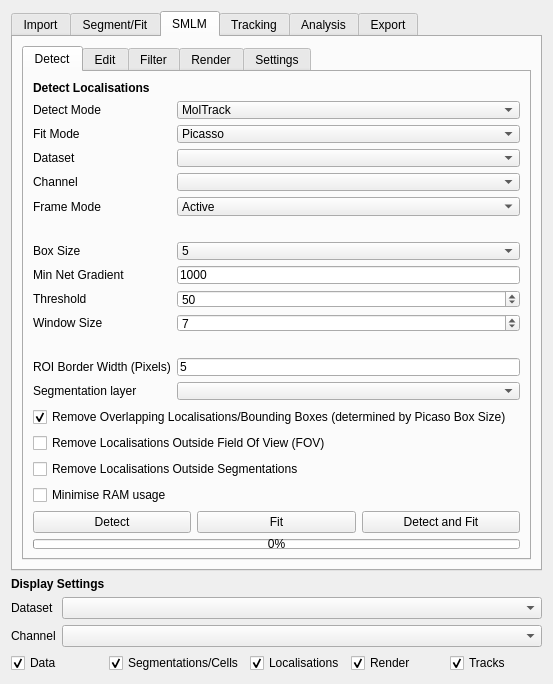
This is src/moltrack/GUI/widget_ui.ui in piedrro/napari-moltrack as Qt 5 draws it before an edit. The edited form follows.
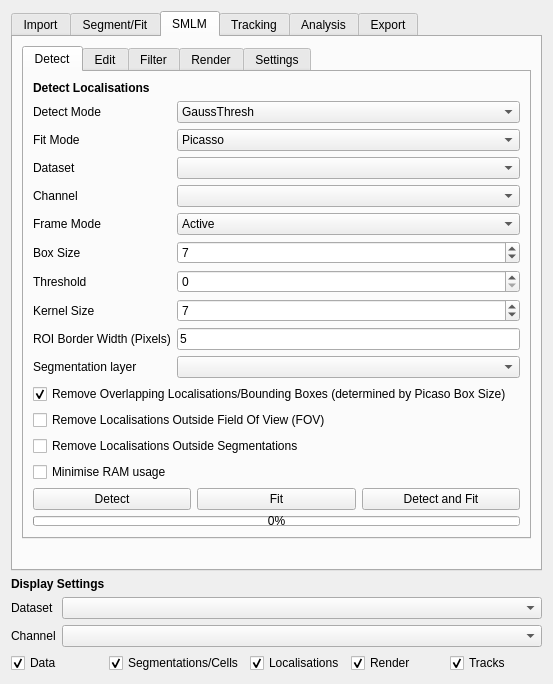
This is the edited form. The open tabs and pages were chosen to show the change.

Commit message: reworked SMLM GUI

```diff
--- a/src/moltrack/GUI/widget_ui.ui
+++ b/src/moltrack/GUI/widget_ui.ui
@@ -1391,7 +1391,7 @@
               <widget class="QComboBox" name="smlm_detect_mode">
                <item>
                 <property name="text">
-                 <string>MolTrack</string>
+                 <string>GaussThresh</string>
                 </property>
                </item>
                <item>
@@ -1401,6 +1401,22 @@
                </item>
               </widget>
              </item>
+             <item row="1" column="0">
+              <widget class="QLabel" name="label">
+               <property name="text">
+                <string>Fit Mode</string>
+               </property>
+              </widget>
+             </item>
+             <item row="1" column="1">
+              <widget class="QComboBox" name="smlm_fit_mode">
+               <item>
+                <property name="text">
+                 <string>Picasso</string>
+                </property>
+               </item>
+              </widget>
+             </item>
              <item row="2" column="0">
               <widget class="QLabel" name="label_11">
                <property name="text">
@@ -1411,6 +1427,16 @@
              <item row="2" column="1">
               <widget class="QComboBox" name="picasso_dataset"/>
              </item>
+             <item row="3" column="0">
+              <widget class="QLabel" name="label_38">
+               <property name="text">
+                <string>Channel</string>
+               </property>
+              </widget>
+             </item>
+             <item row="3" column="1">
+              <widget class="QComboBox" name="picasso_channel"/>
+             </item>
              <item row="4" column="0">
               <widget class="QLabel" name="label_8">
                <property name="text">
@@ -1432,167 +1458,80 @@
                </item>
               </widget>
              </item>
-             <item row="1" column="0">
-              <widget class="QLabel" name="label">
+             <item row="5" column="0">
+              <widget class="QLabel" name="picasso_box_size_label">
                <property name="text">
-                <string>Fit Mode</string>
+                <string>Box Size</string>
                </property>
               </widget>
              </item>
-             <item row="1" column="1">
-              <widget class="QComboBox" name="smlm_fit_mode">
-               <item>
-                <property name="text">
-                 <string>Picasso</string>
-                </property>
-               </item>
+             <item row="5" column="1">
+              <widget class="QSpinBox" name="picasso_box_size">
+               <property name="minimum">
+                <number>3</number>
+               </property>
+               <property name="maximum">
+                <number>21</number>
+               </property>
+               <property name="singleStep">
+                <number>2</number>
+               </property>
+               <property name="value">
+                <number>7</number>
+               </property>
               </widget>
              </item>
-             <item row="11" column="1">
-              <widget class="QLineEdit" name="picasso_roi_border_width">
+             <item row="6" column="0">
+              <widget class="QLabel" name="smlm_threshold_label">
                <property name="text">
-                <string>5</string>
+                <string>Threshold</string>
                </property>
               </widget>
              </item>
-             <item row="11" column="0">
+             <item row="6" column="1">
+              <widget class="QSpinBox" name="smlm_threshold"/>
+             </item>
+             <item row="7" column="0">
+              <widget class="QLabel" name="moltrack_kernel_size_label">
+               <property name="text">
+                <string>Kernel Size</string>
+               </property>
+              </widget>
+             </item>
+             <item row="7" column="1">
+              <widget class="QSpinBox" name="moltrack_kernel_size">
+               <property name="maximum">
+                <number>100</number>
+               </property>
+               <property name="value">
+                <number>7</number>
+               </property>
+              </widget>
+             </item>
+             <item row="8" column="0">
               <widget class="QLabel" name="label_35">
                <property name="text">
                 <string>ROI Border Width (Pixels)</string>
                </property>
               </widget>
              </item>
-             <item row="9" column="1">
-              <widget class="QSpinBox" name="moltrack_window_size">
-               <property name="maximum">
-                <number>100</number>
-               </property>
-               <property name="value">
-                <number>7</number>
-               </property>
-              </widget>
-             </item>
-             <item row="9" column="0">
-              <widget class="QLabel" name="moltrack_window_size_label">
-               <property name="text">
-                <string>Window Size</string>
-               </property>
-              </widget>
-             </item>
              <item row="8" column="1">
-              <widget class="QSpinBox" name="moltrack_threshold">
-               <property name="maximum">
-                <number>255</number>
-               </property>
-               <property name="value">
-                <number>50</number>
-               </property>
-              </widget>
-             </item>
-             <item row="8" column="0">
-              <widget class="QLabel" name="moltrack_threshold_label">
+              <widget class="QLineEdit" name="picasso_roi_border_width">
                <property name="text">
-                <string>Threshold</string>
+                <string>5</string>
                </property>
               </widget>
              </item>
-             <item row="7" column="1">
-              <widget class="QLineEdit" name="picasso_min_net_gradient">
-               <property name="text">
-                <string>1000</string>
-               </property>
-              </widget>
-             </item>
-             <item row="7" column="0">
-              <widget class="QLabel" name="picasso_min_net_gradient_label">
-               <property name="text">
-                <string>Min Net Gradient</string>
-               </property>
-              </widget>
-             </item>
-             <item row="6" column="1">
-              <widget class="QComboBox" name="picasso_box_size">
-               <property name="currentIndex">
-                <number>1</number>
-               </property>
-               <item>
-                <property name="text">
-                 <string>3</string>
-                </property>
-               </item>
-               <item>
-                <property name="text">
-                 <string>5</string>
-                </property>
-               </item>
-               <item>
-                <property name="text">
-                 <string>7</string>
-                </property>
-               </item>
-               <item>
-                <property name="text">
-                 <string>9</string>
-                </property>
-               </item>
-               <item>
-                <property name="text">
-                 <string>11</string>
-                </property>
-               </item>
-               <item>
-                <property name="text">
-                 <string>13</string>
-                </property>
-               </item>
-               <item>
-                <property name="text">
-                 <string>15</string>
-                </property>
-               </item>
-              </widget>
-             </item>
-             <item row="6" column="0">
-              <widget class="QLabel" name="picasso_box_size_label">
-               <property name="text">
-                <string>Box Size</string>
-               </property>
-              </widget>
-             </item>
-             <item row="5" column="0">
-              <widget class="QLabel" name="label_4">
-               <property name="text">
-                <string/>
-               </property>
-              </widget>
-             </item>
-             <item row="10" column="0">
-              <widget class="QLabel" name="label_5">
-               <property name="text">
-                <string/>
-               </property>
-              </widget>
-             </item>
-             <item row="12" column="0">
+             <item row="9" column="0">
               <widget class="QLabel" name="label_30">
                <property name="text">
                 <string>Segmentation layer</string>
                </property>
               </widget>
              </item>
-             <item row="12" column="1">
+             <item row="9" column="1">
               <widget class="QComboBox" name="picasso_segmentation_layer"/>
              </item>
-             <item row="3" column="0">
-              <widget class="QLabel" name="label_38">
-               <property name="text">
-                <string>Channel</string>
-               </property>
-              </widget>
-             </item>
-             <item row="3" column="1">
-              <widget class="QComboBox" name="picasso_channel"/>
-             </item>
             </layout>
            </item>
            <item>
```
Left out of the diff: 2 changed lines with no effect on the pictures. The commit also changes 18 other files.
